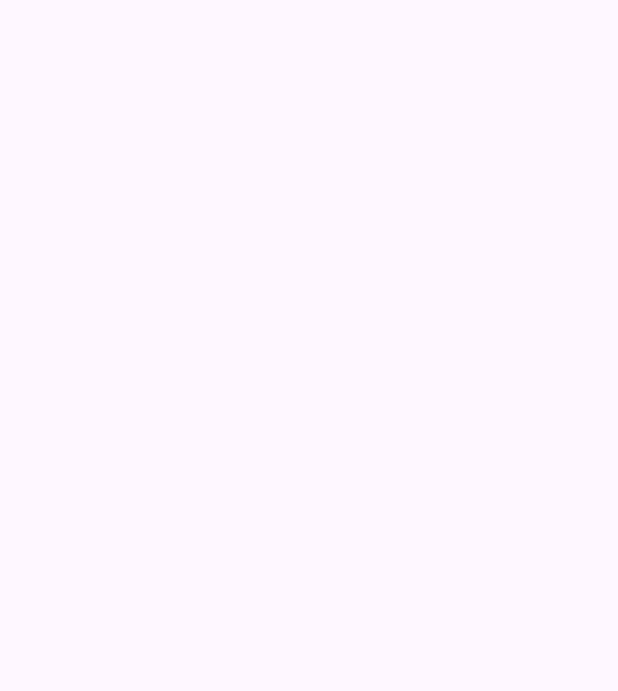
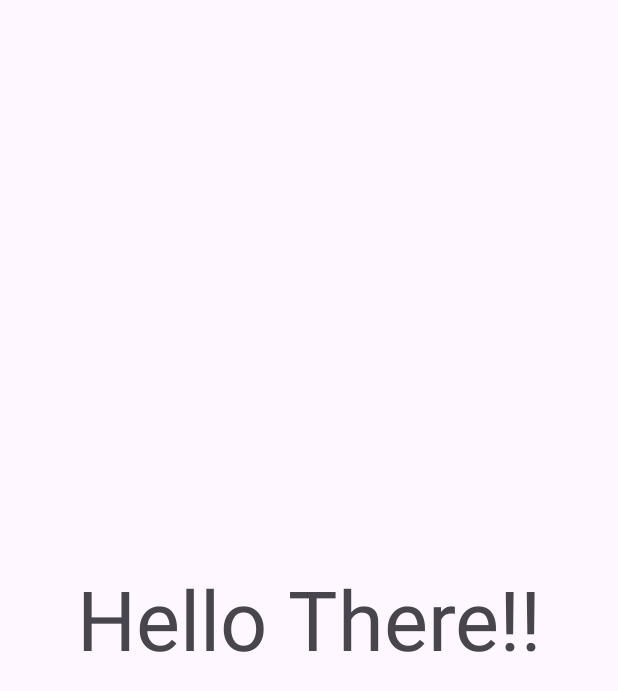
Before and after one commit to Sanskar-cloud/internet, an Android app: the Welcome screen opened directly, with no data from a screen before it, on a phone screen of 412 x 824 dp. Before the commit the part shown is empty. Shown: the top 691 px of the screen. Run offline under Robolectric (Android 15) with nearby library versions, the phone set to English and light mode, and no system bars.

```diff
--- a/app/build.gradle
+++ b/app/build.gradle
@@ -1,6 +1,10 @@
 plugins {
     id 'com.android.application'
     id 'org.jetbrains.kotlin.android'
+<<<<<<< HEAD
+=======
+    id 'com.google.gms.google-services'
+>>>>>>> d4c33dc (commit)
 }
 
 android {
--- a/app/src/main/res/layout/activity_welcome.xml
+++ b/app/src/main/res/layout/activity_welcome.xml
@@ -6,4 +6,13 @@
     android:layout_height="match_parent"
     tools:context=".Welcome">
 
+    <TextView
+        android:layout_width="wrap_content"
+        android:layout_height="wrap_content"
+        android:text="Hello There!!"
+        android:textSize="55sp"
+        app:layout_constraintBottom_toBottomOf="parent"
+        app:layout_constraintEnd_toEndOf="parent"
+        app:layout_constraintStart_toStartOf="parent"
+        app:layout_constraintTop_toTopOf="parent" />
 </androidx.constraintlayout.widget.ConstraintLayout>
```
Also changed, not shown: build.gradle (+8 -0 lines).
